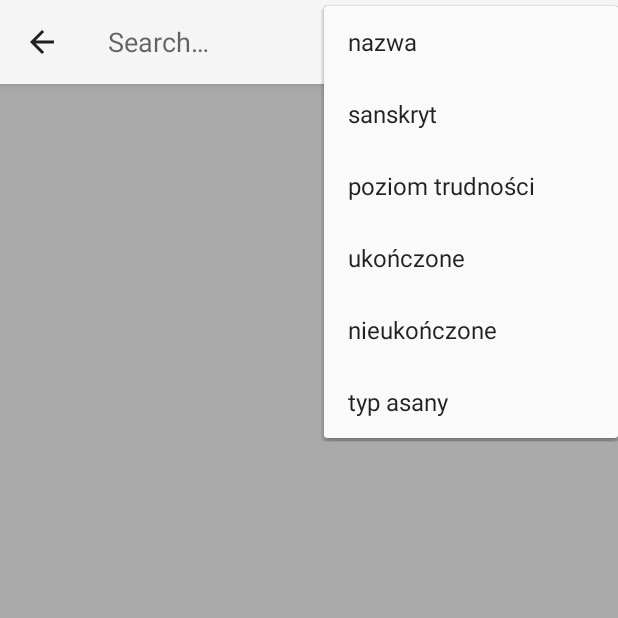
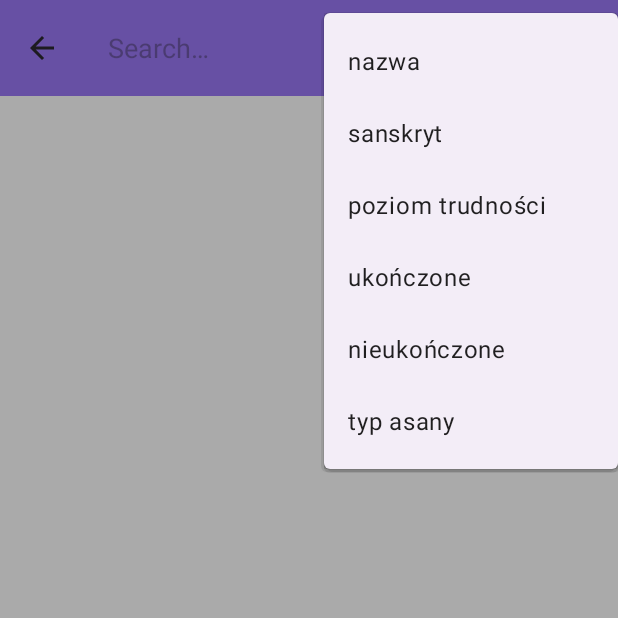
Before and after one commit to jula1717/jogaII, an Android app: the screen it shows after launch (MainActivity), after a tap on "Sort", on a phone screen of 412 x 824 dp, the top half of it. Run offline under Robolectric (Android 15) with nearby library versions, the phone set to English and light mode, and no system bars; our stand-ins replace Dagger/Hilt's generated code, navigation-ui; 3 statements that could not run were skipped; 2 other taps on this screen came first.

Commit message:
feat: new menu implementation, navigate to details from asanas with asana argument

```diff
--- a/app/src/main/AndroidManifest.xml
+++ b/app/src/main/AndroidManifest.xml
@@ -11,7 +11,7 @@
         android:label="@string/app_name"
         android:roundIcon="@mipmap/ic_launcher_round"
         android:supportsRtl="true"
-        android:theme="@style/Theme.AppCompat.Light"
+        android:theme="@style/Theme.Jogaii"
         tools:targetApi="31">
         <activity
             android:name=".ui.MainActivity"
--- /dev/null
+++ b/app/src/main/java/com/example/jogaii/Utils.kt
@@ -0,0 +1,4 @@
+package com.example.jogaii
+
+val <T> T.exhaustive:T
+    get() = this
--- a/app/src/main/java/com/example/jogaii/data/AsanaWithType.kt
+++ b/app/src/main/java/com/example/jogaii/data/AsanaWithType.kt
@@ -1,8 +1,11 @@
 package com.example.jogaii.data
 
+import android.os.Parcelable
 import androidx.room.Embedded
+import kotlinx.parcelize.Parcelize
 
+@Parcelize
 data class AsanaWithType (
     @Embedded val asana: Asana,
     @Embedded val type: Type
-)
+):Parcelable
--- a/app/src/main/java/com/example/jogaii/ui/MainActivity.kt
+++ b/app/src/main/java/com/example/jogaii/ui/MainActivity.kt
@@ -1,14 +1,36 @@
 package com.example.jogaii.ui
 
+import android.os.Bundle
 import androidx.appcompat.app.AppCompatActivity
-import android.os.Bundle
+import androidx.navigation.NavController
+import androidx.navigation.fragment.NavHostFragment
+import androidx.navigation.fragment.findNavController
+import androidx.navigation.ui.setupActionBarWithNavController
 import com.example.jogaii.R
 import dagger.hilt.android.AndroidEntryPoint
 
 @AndroidEntryPoint
 class MainActivity : AppCompatActivity() {
+    private lateinit var navController: NavController
     override fun onCreate(savedInstanceState: Bundle?) {
         super.onCreate(savedInstanceState)
         setContentView(R.layout.activity_main)
+
+
+        setSupportActionBar(findViewById(R.id.my_toolbar2))
+        getSupportActionBar()?.hide()
+
+        val navHostFragment =
+            supportFragmentManager.findFragmentById(R.id.nav_host_fragment) as NavHostFragment
+            navController = navHostFragment.findNavController()
+
+        setupActionBarWithNavController(navController)
+
+
+
+    }
+
+    override fun onSupportNavigateUp(): Boolean {
+        return navController.navigateUp() || super.onSupportNavigateUp()
     }
 }
--- a/app/src/main/java/com/example/jogaii/ui/asanas/AsanaFragment.kt
+++ b/app/src/main/java/com/example/jogaii/ui/asanas/AsanaFragment.kt
@@ -5,17 +5,20 @@ import android.view.Menu
 import android.view.MenuInflater
 import android.view.MenuItem
 import android.view.View
-import android.widget.ImageView
+import androidx.appcompat.app.AppCompatActivity
 import androidx.appcompat.widget.SearchView
+import androidx.core.view.MenuProvider
 import androidx.fragment.app.Fragment
 import androidx.fragment.app.viewModels
 import androidx.lifecycle.lifecycleScope
+import androidx.navigation.fragment.findNavController
 import androidx.recyclerview.widget.LinearLayoutManager
 import com.example.jogaii.R
 import com.example.jogaii.data.Asana
 import com.example.jogaii.data.AsanaWithType
 import com.example.jogaii.data.SortOrder
 import com.example.jogaii.databinding.FragmentAsanasBinding
+import com.example.jogaii.exhaustive
 import com.example.jogaii.ui.asanas.AsanasAdapter.OnItemClickListener
 import com.example.jogaii.util.onQueryTextChanged
 import dagger.hilt.android.AndroidEntryPoint
@@ -34,16 +37,44 @@ class AsanaFragment : Fragment(R.layout.fragment_asanas), OnItemClickListener {
                 adapter = asanaAdapter
                 layoutManager = LinearLayoutManager(requireContext())
                 setHasFixedSize(true)
+                (activity as AppCompatActivity?)!!.setSupportActionBar(binding.myToolbar)
             }
         }
         viewModel.asanas.observe(viewLifecycleOwner) {
             asanaAdapter.submitList(it)
         }
+
+        viewLifecycleOwner.lifecycleScope.launchWhenStarted {
+            viewModel.asanasEvent.collect{event->
+                when(event){
+                    is AsanasViewModel.AsanasEvent.NavigateToDetailsScreen -> {
+                        val action = AsanaFragmentDirections.actionAsanaFragmentToDetailsFragment2(event.asana)
+                        findNavController().navigate(action)
+                    }
+
+                    else -> {}
+                }
+
+            }.exhaustive
+        }
+
+        addMenu()
       setHasOptionsMenu(true)
     }
 
-    override fun onCreateOptionsMenu(menu: Menu, inflater: MenuInflater) {
-        inflater.inflate(R.menu.menu_fragment_asanas, menu)
+    override fun onItemClick(asana: AsanaWithType) {
+        viewModel.onAsanaClick(asana)
+    }
+
+    override fun onImgCompletedClick(asana: Asana) {
+        viewModel.updateAsanaCompletion(asana)
+    }
+
+
+    private fun addMenu() {
+        requireActivity().addMenuProvider(object : MenuProvider {
+            override fun onCreateMenu(menu: Menu, menuInflater: MenuInflater) {
+                menuInflater.inflate(R.menu.menu_fragment_asanas, menu)
                 val searchItem = menu.findItem(R.id.action_search)
                 val searchView = searchItem.actionView as SearchView
 
@@ -54,9 +85,8 @@ class AsanaFragment : Fragment(R.layout.fragment_asanas), OnItemClickListener {
                     menu.findItem(R.id.action_hide_completed_tasks).isChecked=viewModel.preferencesFlow.first().hideCompleted
                 }
             }
-
-    override fun onOptionsItemSelected(item: MenuItem): Boolean {
-       return when(item.itemId){
+            override fun onMenuItemSelected(menuItem: MenuItem): Boolean {
+                return when (menuItem.itemId) {
                     R.id.action_show_progress->{
 
                         true
@@ -86,20 +116,14 @@ class AsanaFragment : Fragment(R.layout.fragment_asanas), OnItemClickListener {
                         true
                     }
                     R.id.action_hide_completed_tasks->{
-                item.isChecked=!item.isChecked
-                viewModel.onHideCompletedClicked(item.isChecked)
+                        menuItem.isChecked=!menuItem.isChecked
+                        viewModel.onHideCompletedClicked(menuItem.isChecked)
                         true
                     }
-            else -> super.onOptionsItemSelected(item)
+                    else -> false
                 }
             }
-
-    override fun onItemClick(asana: AsanaWithType) {
-        TODO("Not yet implemented")
-    }
-
-    override fun onDoneIconClick(asana: Asana, imgComplete: ImageView, imgAsana: ImageView) {
-        viewModel.updateAsanaCompletion(asana,imgComplete,imgAsana)
+        }, viewLifecycleOwner)
     }
 
 }
--- a/app/src/main/res/layout/activity_main.xml
+++ b/app/src/main/res/layout/activity_main.xml
@@ -14,4 +14,16 @@
         app:defaultNavHost="true"
         app:navGraph="@navigation/nav_graph" />
 
+    <androidx.appcompat.widget.Toolbar
+        android:id="@+id/my_toolbar2"
+        android:layout_width="match_parent"
+        android:layout_height="?attr/actionBarSize"
+        android:background="?attr/colorPrimary"
+        android:elevation="4dp"
+        android:theme="@style/ThemeOverlay.AppCompat.ActionBar"
+        app:layout_constraintEnd_toEndOf="parent"
+        app:layout_constraintStart_toStartOf="parent"
+        app:layout_constraintTop_toTopOf="parent"
+        app:popupTheme="@style/ThemeOverlay.AppCompat.Light" />
+
 </androidx.constraintlayout.widget.ConstraintLayout>
--- a/app/src/main/res/layout/fragment_asanas.xml
+++ b/app/src/main/res/layout/fragment_asanas.xml
@@ -1,14 +1,29 @@
 <?xml version="1.0" encoding="utf-8"?>
 <androidx.constraintlayout.widget.ConstraintLayout xmlns:android="http://schemas.android.com/apk/res/android"
+    xmlns:app="http://schemas.android.com/apk/res-auto"
+    xmlns:tools="http://schemas.android.com/tools"
     android:layout_width="match_parent"
     android:layout_height="match_parent"
-    xmlns:tools="http://schemas.android.com/tools"
-    tools:context="com.example.jogaii.ui.asanas.AsanaFragment"
-    android:background="@color/light_gray">
+    android:background="@color/light_gray"
+    tools:context="com.example.jogaii.ui.asanas.AsanaFragment">
+
+    <androidx.appcompat.widget.Toolbar
+        android:id="@+id/my_toolbar"
+        android:layout_width="match_parent"
+        android:layout_height="?attr/actionBarSize"
+        android:background="?attr/colorPrimary"
+        android:elevation="4dp"
+        android:theme="@style/ThemeOverlay.AppCompat.ActionBar"
+        app:layout_constraintEnd_toEndOf="parent"
+        app:layout_constraintStart_toStartOf="parent"
+        app:layout_constraintTop_toTopOf="parent"
+        app:popupTheme="@style/ThemeOverlay.AppCompat.Light" />
 
     <androidx.recyclerview.widget.RecyclerView
         android:id="@+id/asanas_recyclerview"
         android:layout_width="match_parent"
-        android:layout_height="match_parent" />
+        android:layout_height="0dp"
+        app:layout_constraintTop_toBottomOf="@id/my_toolbar"
+        app:layout_constraintBottom_toBottomOf="parent" />
 
 </androidx.constraintlayout.widget.ConstraintLayout>
--- a/app/src/main/res/navigation/nav_graph.xml
+++ b/app/src/main/res/navigation/nav_graph.xml
@@ -8,6 +8,19 @@
     <fragment
         android:id="@+id/asanaFragment"
         android:name="com.example.jogaii.ui.asanas.AsanaFragment"
-        android:label="fragment_asanas"
-        tools:layout="@layout/fragment_asanas" />
+        android:label="Asany"
+        tools:layout="@layout/fragment_asanas">
+        <action
+            android:id="@+id/action_asanaFragment_to_detailsFragment2"
+            app:destination="@id/detailsFragment2" />
+    </fragment>
+    <fragment
+        android:id="@+id/detailsFragment2"
+        android:name="com.example.jogaii.ui.details.DetailsFragment"
+        android:label="Szczegóły"
+        tools:layout="@layout/fragment_details">
+        <argument
+            android:name="asana"
+            app:argType="com.example.jogaii.data.AsanaWithType" />
+    </fragment>
 </navigation>
```
Also changed, not shown: app/src/main/java/com/example/jogaii/ui/details/DetailsFragment.kt (added, +29 -0 lines), app/src/main/java/com/example/jogaii/ui/details/DetailsViewModel.kt (added, +59 -0 lines). Lines whose indentation alone changed are shown as unchanged.
